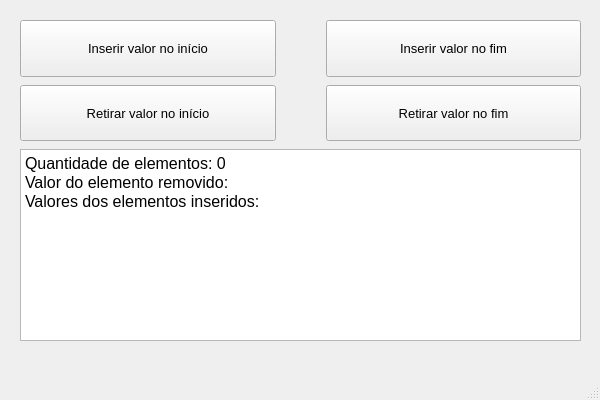
a-prodev/ED1ProjetoLLDE, file mainwindow.ui: the form before one commit.
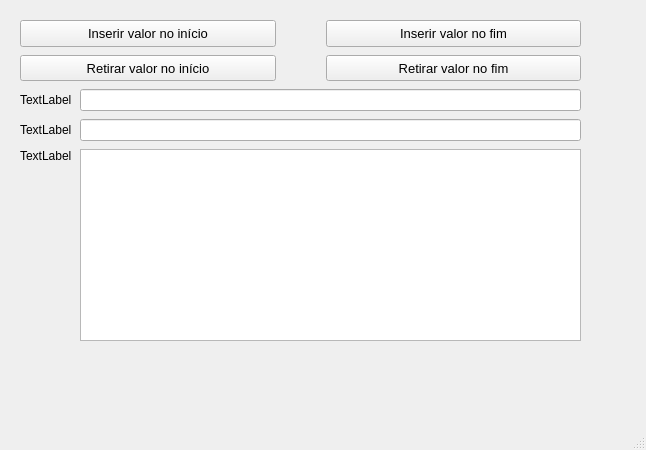
The form after the commit.

Commit message: Separado uma forma de saida em três formas de saida

```diff
--- a/mainwindow.ui
+++ b/mainwindow.ui
@@ -12,8 +12,8 @@
    <rect>
     <x>0</x>
     <y>0</y>
-    <width>600</width>
-    <height>400</height>
+    <width>646</width>
+    <height>450</height>
    </rect>
   </property>
   <property name="sizePolicy">
@@ -145,35 +145,49 @@
       </layout>
      </item>
      <item>
-      <widget class="QTextEdit" name="textEditResultado">
-       <property name="sizePolicy">
-        <sizepolicy hsizetype="Expanding" vsizetype="Expanding">
-         <horstretch>0</horstretch>
-         <verstretch>0</verstretch>
-        </sizepolicy>
-       </property>
-       <property name="font">
-        <font>
-         <pointsize>12</pointsize>
-        </font>
-       </property>
-       <property name="focusPolicy">
-        <enum>Qt::ClickFocus</enum>
-       </property>
-       <property name="contextMenuPolicy">
-        <enum>Qt::DefaultContextMenu</enum>
-       </property>
-       <property name="html">
-        <string>&lt;!DOCTYPE HTML PUBLIC &quot;-//W3C//DTD HTML 4.0//EN&quot; &quot;http://www.w3.org/TR/REC-html40/strict.dtd&quot;&gt;
-&lt;html&gt;&lt;head&gt;&lt;meta name=&quot;qrichtext&quot; content=&quot;1&quot; /&gt;&lt;style type=&quot;text/css&quot;&gt;
-p, li { white-space: pre-wrap; }
-&lt;/style&gt;&lt;/head&gt;&lt;body style=&quot; font-family:'MS Shell Dlg 2'; font-size:12pt; font-weight:400; font-style:normal;&quot;&gt;
-&lt;p style=&quot; margin-top:0px; margin-bottom:0px; margin-left:0px; margin-right:0px; -qt-block-indent:0; text-indent:0px;&quot;&gt;Quantidade de elementos: 0&lt;/p&gt;
-&lt;p style=&quot; margin-top:0px; margin-bottom:0px; margin-left:0px; margin-right:0px; -qt-block-indent:0; text-indent:0px;&quot;&gt;Valor do elemento removido:&lt;/p&gt;
-&lt;p style=&quot; margin-top:0px; margin-bottom:0px; margin-left:0px; margin-right:0px; -qt-block-indent:0; text-indent:0px;&quot;&gt;Valores dos elementos inseridos:&lt;/p&gt;
-&lt;p style=&quot;-qt-paragraph-type:empty; margin-top:0px; margin-bottom:0px; margin-left:0px; margin-right:0px; -qt-block-indent:0; text-indent:0px;&quot;&gt;&lt;br /&gt;&lt;/p&gt;&lt;/body&gt;&lt;/html&gt;</string>
-       </property>
-      </widget>
+      <layout class="QHBoxLayout" name="horizontalLayout">
+       <item>
+        <widget class="QLabel" name="label_2">
+         <property name="text">
+          <string>TextLabel</string>
+         </property>
+        </widget>
+       </item>
+       <item>
+        <widget class="QLineEdit" name="lineEdit"/>
+       </item>
+      </layout>
+     </item>
+     <item>
+      <layout class="QHBoxLayout" name="horizontalLayout_2">
+       <item>
+        <widget class="QLabel" name="label">
+         <property name="text">
+          <string>TextLabel</string>
+         </property>
+        </widget>
+       </item>
+       <item>
+        <widget class="QLineEdit" name="lineEdit_2"/>
+       </item>
+      </layout>
+     </item>
+     <item>
+      <layout class="QHBoxLayout" name="horizontalLayout_3">
+       <item>
+        <widget class="QLabel" name="label_3">
+         <property name="text">
+          <string>TextLabel</string>
+         </property>
+         <property name="alignment">
+          <set>Qt::AlignLeading|Qt::AlignLeft|Qt::AlignTop</set>
+         </property>
+        </widget>
+       </item>
+       <item>
+        <widget class="QTextEdit" name="textEdit"/>
+       </item>
+      </layout>
      </item>
     </layout>
    </widget>
```
Left out of the diff: 2 changed lines with no effect on the pictures. The commit also changes 1 other file.
